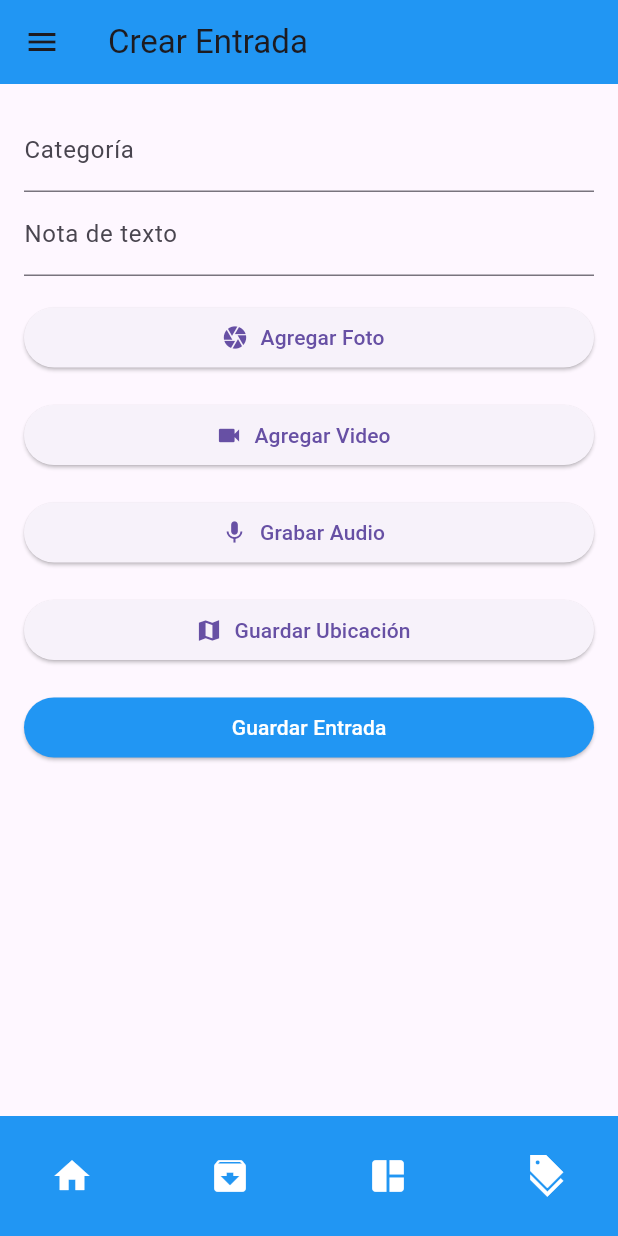
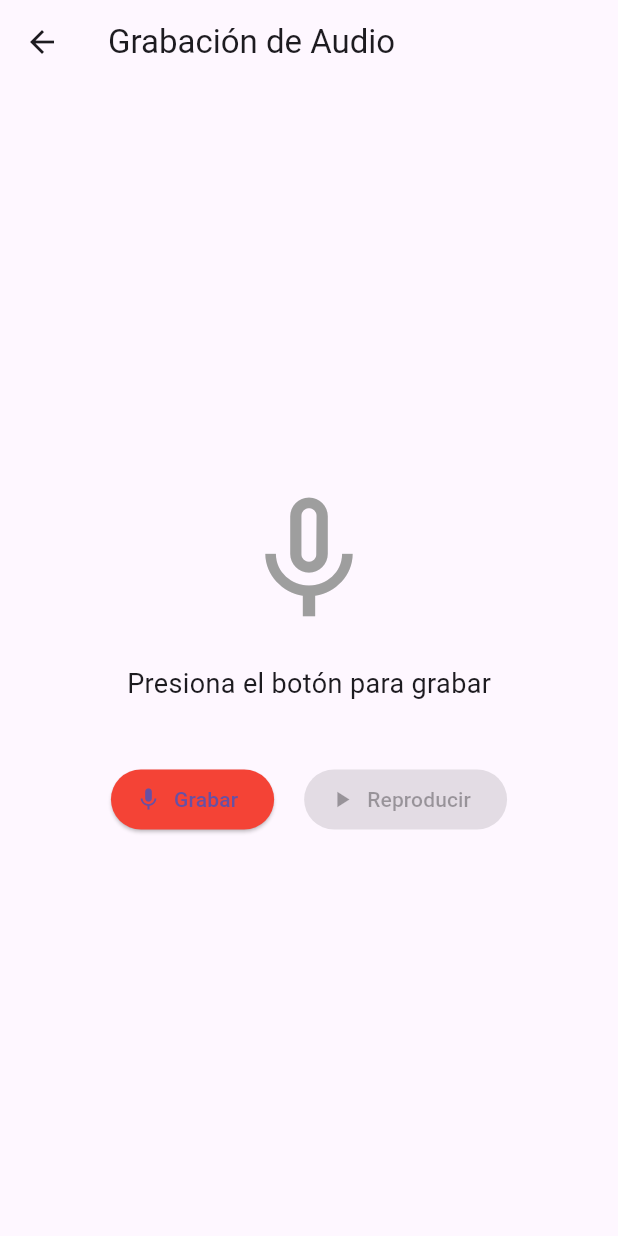
Before and after one commit to MiguelIrigoyen/my_diario_digital, a Flutter app: the screen it shows after launch, item 3 of the bottom bar chosen, after a tap on "Grabar Audio", on a phone screen of 412 x 824 dp. Run offline on Flutter 3.47's test engine with Material 3 defaults, Android fonts, the phone set to English and light mode, and no system bars; our stand-ins replace audioplayers, camera, google_fonts, google_maps_flutter, sqflite, table_calendar; missing offline and left inert: flutter_sound; accounts and stored records are empty.

Commit message:
pantalla de audio y dep

```diff
--- /dev/null
+++ b/my_diario_digital/lib/audio_screen.dart
@@ -0,0 +1,99 @@
+import 'package:flutter/material.dart';
+import 'package:flutter_sound/flutter_sound.dart';
+import 'package:path_provider/path_provider.dart';
+import 'package:audioplayers/audioplayers.dart';
+import 'dart:io';
+
+class AudioRecorderScreen extends StatefulWidget {
+  @override
+  _AudioRecorderScreenState createState() => _AudioRecorderScreenState();
+}
+
+class _AudioRecorderScreenState extends State<AudioRecorderScreen> {
+  FlutterSoundRecorder? _recorder;
+  final AudioPlayer _audioPlayer = AudioPlayer();
+  bool _isRecording = false;
+  String? _audioPath;
+
+  @override
+  void initState() {
+    super.initState();
+    _recorder = FlutterSoundRecorder();
+    _initRecorder();
+  }
+
+  Future<void> _initRecorder() async {
+    await _recorder!.openRecorder();
+    setState(() {});
+  }
+
+  Future<void> _startRecording() async {
+    final directory = await getApplicationDocumentsDirectory();
+    _audioPath = '${directory.path}/audio_${DateTime.now().millisecondsSinceEpoch}.aac';
+    await _recorder!.startRecorder(toFile: _audioPath);
+    setState(() => _isRecording = true);
+  }
+
+  Future<void> _stopRecording() async {
+    await _recorder!.stopRecorder();
+    setState(() => _isRecording = false);
+  }
+
+  Future<void> _playAudio() async {
+    if (_audioPath != null) {
+      await _audioPlayer.play(DeviceFileSource(_audioPath!));
+    }
+  }
+
+  @override
+  void dispose() {
+    _recorder!.closeRecorder();
+    _audioPlayer.dispose();
+    super.dispose();
+  }
+
+  @override
+  Widget build(BuildContext context) {
+    return Scaffold(
+      appBar: AppBar(
+        title: Text('Grabación de Audio'),
+      ),
+      body: Center(
+        child: Column(
+          mainAxisAlignment: MainAxisAlignment.center,
+          children: [
+            Icon(
+              _isRecording ? Icons.mic : Icons.mic_none,
+              size: 100,
+              color: _isRecording ? Colors.red : Colors.grey,
+            ),
+            SizedBox(height: 20),
+            Text(
+              _isRecording ? 'Grabando...' : 'Presiona el botón para grabar',
+              style: TextStyle(fontSize: 18),
+            ),
+            SizedBox(height: 40),
+            Row(
+              mainAxisAlignment: MainAxisAlignment.center,
+              children: [
+                ElevatedButton.icon(
+                  onPressed: _isRecording ? _stopRecording : _startRecording,
+                  icon: Icon(_isRecording ? Icons.stop : Icons.mic),
+                  label: Text(_isRecording ? 'Detener' : 'Grabar'),
+                  style: ElevatedButton.styleFrom(backgroundColor: Colors.red),
+                ),
+                SizedBox(width: 20),
+                ElevatedButton.icon(
+                  onPressed: _audioPath != null ? _playAudio : null,
+                  icon: Icon(Icons.play_arrow),
+                  label: Text('Reproducir'),
+                  style: ElevatedButton.styleFrom(backgroundColor: Colors.green),
+                ),
+              ],
+            ),
+          ],
+        ),
+      ),
+    );
+  }
+}
--- a/my_diario_digital/lib/detallesentrada.dart
+++ b/my_diario_digital/lib/detallesentrada.dart
@@ -1,4 +1,5 @@
 import 'package:flutter/material.dart';
+import 'package:my_diario_digital/audio_screen.dart';
 import 'photo_screen.dart';
 import 'video_screan.dart';
 import 'mapa.dart';
@@ -144,7 +145,12 @@ class _CrearEntradaState extends State<CrearEntrada> {
               ElevatedButton.icon(
                 icon: Icon(Icons.mic),
                 label: Text('Grabar Audio'),
-                onPressed: grabarAudio,
+                  onPressed:(){
+                    Navigator.pushReplacement(
+                      context,
+                      MaterialPageRoute(builder: (context) => AudioRecorderScreen()),
+                    );
+                  }
               ),
               SizedBox(height: 17),
               ElevatedButton.icon(
--- a/my_diario_digital/pubspec.yaml
+++ b/my_diario_digital/pubspec.yaml
@@ -32,6 +32,8 @@ dependencies:
   path_provider: ^2.0.14
   flutter:
     sdk: flutter
+  flutter_sound: ^9.2.13
+  audioplayers: ^5.2.1
   google_fonts: ^5.0.0  # Usa la última versión disponible
   provider: ^6.0.5      # Usa la última versión disponible
   syncfusion_flutter_calendar: ^27.2.5
@@ -57,7 +59,7 @@ dev_dependencies:
   # rules and activating additional ones.
   flutter_lints: ^4.0.0
 
-  google_fonts: ^5.0.0
+
 
 # For information on the generic Dart part of this file, see the
 # following page: https://dart.dev/tools/pub/pubspec
```
Also changed, not shown: my_diario_digital/pubspec.lock, 5 other files.
